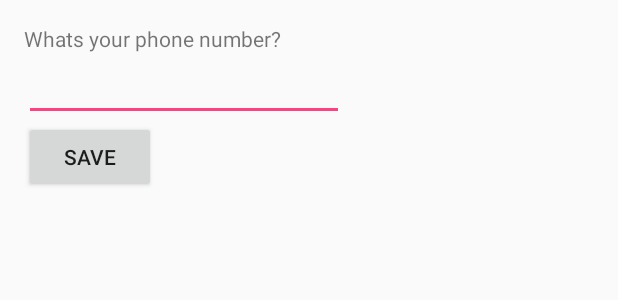
After one commit to gounplugged/UnpluggedDroid, an Android app: the layout activity_profile.xml on its own in the app's theme, with its tools: preview values and no code run, on a phone screen of 412 x 824 dp. The commit adds this screen. Shown: the top 300 px of the screen. Run offline under Robolectric (Android 15) with nearby library versions, the phone set to English and light mode, and no system bars; network calls fail.

Commit message:
User defines phone number in profile

```diff
--- a/src/main/java/co/gounplugged/unpluggeddroid/activities/SplashActivity.java
+++ b/src/main/java/co/gounplugged/unpluggeddroid/activities/SplashActivity.java
@@ -23,7 +23,7 @@ public class SplashActivity extends Activity {
             @Override
             public void run() {
                 /* Create an Intent that will start the ChatActivity. */
-                Intent mainIntent = new Intent(SplashActivity.this, ChatActivity.class);
+                Intent mainIntent = new Intent(SplashActivity.this, ProfileActivity.class);
                 SplashActivity.this.startActivity(mainIntent);
                 SplashActivity.this.finish();
             }
--- /dev/null
+++ b/src/main/res/layout/activity_profile.xml
@@ -0,0 +1,32 @@
+<RelativeLayout xmlns:android="http://schemas.android.com/apk/res/android"
+    xmlns:tools="http://schemas.android.com/tools" android:layout_width="match_parent"
+    android:layout_height="match_parent" android:paddingLeft="@dimen/activity_horizontal_margin"
+    android:paddingRight="@dimen/activity_horizontal_margin"
+    android:paddingTop="@dimen/activity_vertical_margin"
+    android:paddingBottom="@dimen/activity_vertical_margin"
+    tools:context="co.gounplugged.unpluggeddroid.activities.ProfileActivity">
+
+    <TextView android:text="@string/phone_number_activity_profile" android:layout_width="wrap_content"
+        android:layout_height="wrap_content"
+        android:id="@+id/textView" />
+
+    <EditText
+        android:layout_width="wrap_content"
+        android:layout_height="wrap_content"
+        android:inputType="phone"
+        android:ems="10"
+        android:id="@+id/phone_number_activity_profile"
+        android:layout_below="@+id/textView"
+        android:layout_alignParentLeft="true"
+        android:layout_alignParentStart="true" />
+
+    <Button
+        android:layout_width="wrap_content"
+        android:layout_height="wrap_content"
+        android:text="@string/submit_phone_number_activity_profile"
+        android:id="@+id/submit_phone_number_activity_profile"
+        android:layout_below="@+id/phone_number_activity_profile"
+        android:layout_alignParentLeft="true"
+        android:layout_alignParentStart="true" />
+
+</RelativeLayout>
--- a/src/main/res/values/strings.xml
+++ b/src/main/res/values/strings.xml
@@ -6,5 +6,9 @@
     <string name="submitButton">Send</string>
     <string name="refresh_button">Refresh</string>
     <string name="connection_status">Disconnected</string>
+    <string name="title_activity_profile">ProfileActivity</string>
+    <string name="phone_number_activity_profile">Whats your phone number?</string>
+    <string name="submit_phone_number_activity_profile">Save</string>
+    <string name="user_sms_plan">User SMS plan</string>
 
 </resources>
```
Also changed, not shown: src/main/AndroidManifest.xml (+20 -11 lines), src/main/java/co/gounplugged/unpluggeddroid/activities/ProfileActivity.java (added, +66 -0 lines), src/main/java/co/gounplugged/unpluggeddroid/application/BaseApplication.java (+15 -1 lines), src/main/java/co/gounplugged/unpluggeddroid/models/Profile.java (+13 -6 lines), src/main/res/menu/menu_profile.xml (added, +7 -0 lines).
